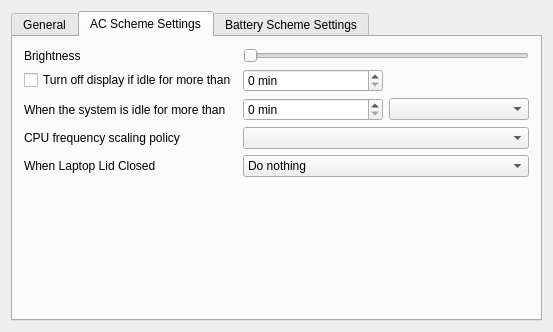
First picture: the form in kcmodule/dialog.ui, repository KDE/powerdevil, before the edit.
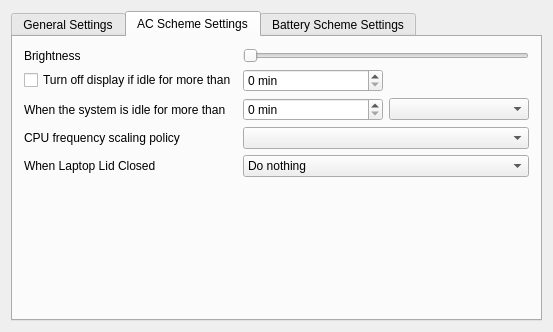
Second picture: the form after the edit. The open tabs and pages were chosen to show the change.

Patch:
```diff
--- a/kcmodule/dialog.ui
+++ b/kcmodule/dialog.ui
@@ -40,7 +40,7 @@
        </rect>
       </property>
       <attribute name="title" >
-       <string>General</string>
+       <string>General Settings</string>
       </attribute>
       <layout class="QVBoxLayout" name="verticalLayout" >
        <item>
```
Left out of the diff: 8 changed lines with no effect on the pictures.
